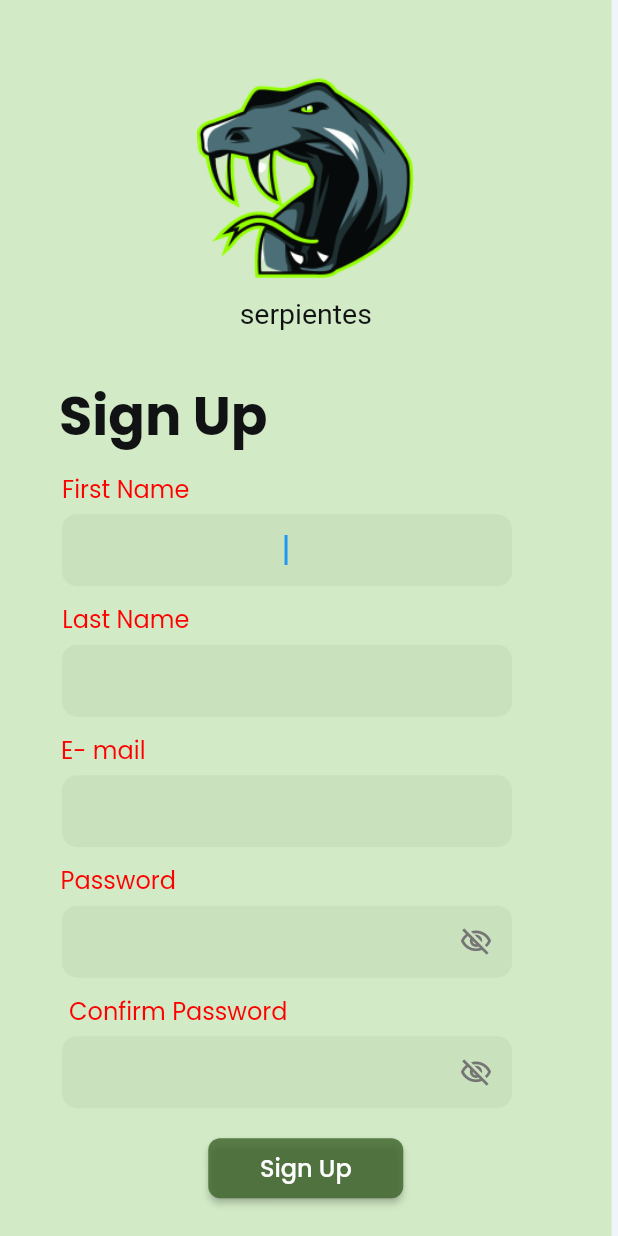
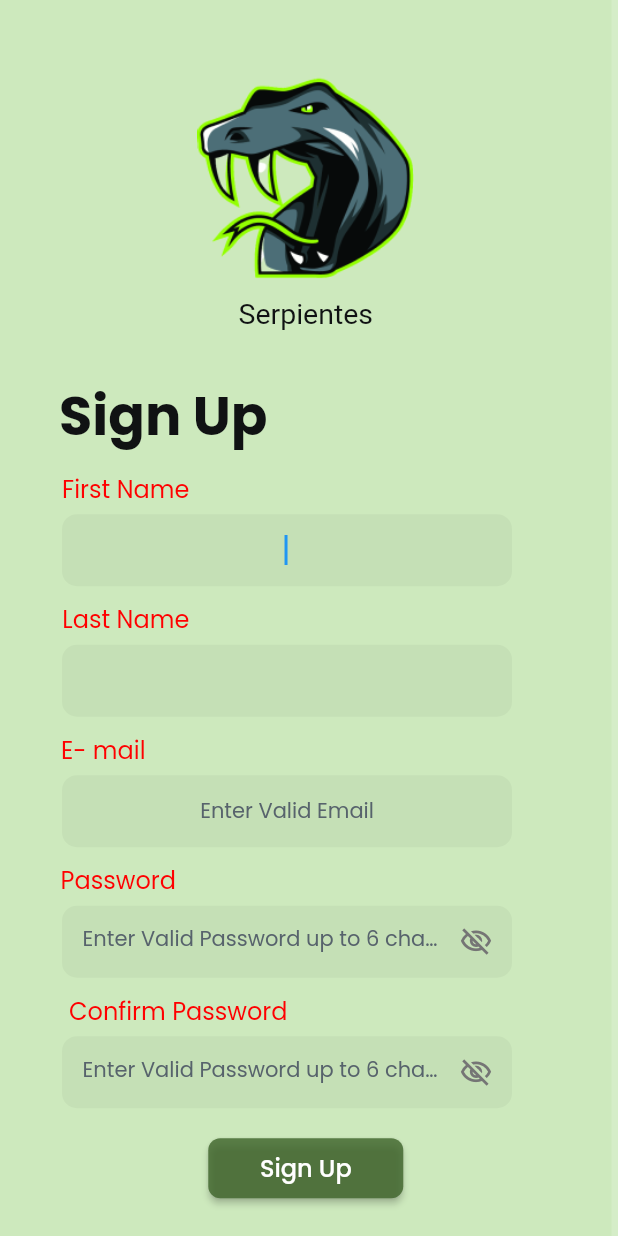
Before and after one commit to GitDarrwin/AkashDarwin_SDGP_SE_30_MindBenders, a Flutter app: the screen it shows after launch, scrolled down 30 dp, after a tap on "Sign Up", on a phone screen of 412 x 824 dp. Run offline on Flutter 3.47's test engine with Material 2 defaults, Android fonts, the phone set to English and light mode, and no system bars; drawn by our look-alikes of auto_size_text; our stand-ins replace easy_debounce, file_picker, firebase_auth, firebase_core, font_awesome_flutter, from_css_color and 8 more; missing offline and left inert: json_path, mime_type, webviewx_plus; accounts and stored records are empty; network calls fail; Roboto replaces fonts that are missing (Irish Grover).

Commit message:
90% done in UI validating

```diff
--- a/serpientes/lib/main.dart
+++ b/serpientes/lib/main.dart
@@ -70,6 +70,7 @@ class _MyAppState extends State<MyApp> {
       themeMode: _themeMode,
       routeInformationParser: _router.routeInformationParser,
       routerDelegate: _router.routerDelegate,
+      debugShowCheckedModeBanner: false,
     );
   }
 }
--- a/serpientes/lib/pages/about_us_page/about_us_page_widget.dart
+++ b/serpientes/lib/pages/about_us_page/about_us_page_widget.dart
@@ -38,7 +38,7 @@ class _AboutUsPageWidgetState extends State<AboutUsPageWidget> {
   Widget build(BuildContext context) {
     return Scaffold(
       key: scaffoldKey,
-      backgroundColor: FlutterFlowTheme.of(context).primaryBackground,
+      backgroundColor: Color(0xFF3E642A),
       body: SafeArea(
         child: GestureDetector(
           onTap: () => FocusScope.of(context).requestFocus(_unfocusNode),
--- a/serpientes/lib/pages/emergency_page/emergency_page_widget.dart
+++ b/serpientes/lib/pages/emergency_page/emergency_page_widget.dart
@@ -48,7 +48,7 @@ class _EmergencyPageWidgetState extends State<EmergencyPageWidget> {
   Widget build(BuildContext context) {
     return Scaffold(
       key: scaffoldKey,
-      backgroundColor: FlutterFlowTheme.of(context).primaryBackground,
+      backgroundColor: Color(0xFF3E642A),
       body: SafeArea(
         child: GestureDetector(
           onTap: () => FocusScope.of(context).requestFocus(_unfocusNode),
--- a/serpientes/lib/pages/home_page/home_page_widget.dart
+++ b/serpientes/lib/pages/home_page/home_page_widget.dart
@@ -34,15 +34,9 @@ class _HomePageWidgetState extends State<HomePageWidget> {
       await Future.delayed(const Duration(milliseconds: 3000));
       User? user = FirebaseAuth.instance.currentUser;
         if (user == null) {
-          Navigator.push(
-            context,
-            MaterialPageRoute(builder: (context) =>  SignInPageWidget()),
-          );
+          context.goNamed('Sign_in_page');
         } else {
-          Navigator.push(
-            context,
-            MaterialPageRoute(builder: (context) =>  MenueOptionPageWidget()),
-          );
+          context.goNamed('Menue_Option_Page');
           print("menue page");
         }
 
@@ -81,7 +75,7 @@ class _HomePageWidgetState extends State<HomePageWidget> {
                   onTap: () async {
                     await Future.delayed(const Duration(milliseconds: 5000));
 
-                    context.pushNamed('Sign_in_page');
+                    context.goNamed('Sign_in_page');
                   },
                   child: Column(
                     mainAxisSize: MainAxisSize.max,
--- a/serpientes/lib/pages/loading_page/loading_page_widget.dart
+++ b/serpientes/lib/pages/loading_page/loading_page_widget.dart
@@ -38,7 +38,7 @@ class _LoadingPageWidgetState extends State<LoadingPageWidget> {
   Widget build(BuildContext context) {
     return Scaffold(
       key: scaffoldKey,
-      backgroundColor: FlutterFlowTheme.of(context).primaryBackground,
+      backgroundColor: Color(0xFF3E642A),
       body: SafeArea(
         child: GestureDetector(
           onTap: () => FocusScope.of(context).requestFocus(_unfocusNode),
--- a/serpientes/lib/pages/m_l_page/m_l_page_widget.dart
+++ b/serpientes/lib/pages/m_l_page/m_l_page_widget.dart
@@ -38,7 +38,7 @@ class _MLPageWidgetState extends State<MLPageWidget> {
   Widget build(BuildContext context) {
     return Scaffold(
       key: scaffoldKey,
-      backgroundColor: FlutterFlowTheme.of(context).primaryBackground,
+      backgroundColor: Color(0xFF3E642A),
       body: SafeArea(
         child: GestureDetector(
           onTap: () => FocusScope.of(context).requestFocus(_unfocusNode),
--- a/serpientes/lib/pages/medical_help_page/medical_help_page_widget.dart
+++ b/serpientes/lib/pages/medical_help_page/medical_help_page_widget.dart
@@ -39,7 +39,7 @@ class _MedicalHelpPageWidgetState extends State<MedicalHelpPageWidget> {
   Widget build(BuildContext context) {
     return Scaffold(
       key: scaffoldKey,
-      backgroundColor: FlutterFlowTheme.of(context).primaryBackground,
+      backgroundColor: Color(0xFF3E642A),
       body: SafeArea(
         child: GestureDetector(
           onTap: () => FocusScope.of(context).requestFocus(_unfocusNode),
--- a/serpientes/lib/pages/sign_in_page/sign_in_page_widget.dart
+++ b/serpientes/lib/pages/sign_in_page/sign_in_page_widget.dart
@@ -1,4 +1,5 @@
 import '../../Utils/auth.dart';
+import '../sign_up_page/sign_up_page_widget.dart';
 import '/flutter_flow/flutter_flow_theme.dart';
 import '/flutter_flow/flutter_flow_util.dart';
 import '/flutter_flow/flutter_flow_widgets.dart';
@@ -50,7 +51,7 @@ class _SignInPageWidgetState extends State<SignInPageWidget> {
   Widget build(BuildContext context) {
     return Scaffold(
       key: scaffoldKey,
-      backgroundColor: FlutterFlowTheme.of(context).primaryBackground,
+      backgroundColor: Color(0xFF3E642A),
       body: SafeArea(
         child: GestureDetector(
           onTap: () => FocusScope.of(context).requestFocus(_unfocusNode),
@@ -140,6 +141,7 @@ class _SignInPageWidgetState extends State<SignInPageWidget> {
                               return null;
                             },
                             decoration: InputDecoration(
+                              hintText: "Enter Valid Email",
                               hintStyle: FlutterFlowTheme.of(context).bodyText2,
                               enabledBorder: UnderlineInputBorder(
                                 borderSide: BorderSide(
@@ -204,6 +206,7 @@ class _SignInPageWidgetState extends State<SignInPageWidget> {
                               return null;
                             },
                             decoration: InputDecoration(
+                              hintText: "Enter Valid Password up to 6 characters",
                               hintStyle: FlutterFlowTheme.of(context).bodyText2,
                               enabledBorder: UnderlineInputBorder(
                                 borderSide: BorderSide(
@@ -305,13 +308,13 @@ class _SignInPageWidgetState extends State<SignInPageWidget> {
                       ),
                       Padding(
                         padding:
-                            EdgeInsetsDirectional.fromSTEB(0.0, 10.0, 0.0, 0.0),
+                            EdgeInsetsDirectional.fromSTEB(0.0, 30.0, 0.0, 0.0),
                         child: InkWell(
                           onTap: () async {
-                            if (Navigator.of(context).canPop()) {
-                              context.pop();
-                            }
-                            context.pushNamed('Sign_Up_Page');
+                            Navigator.push(
+                              context,
+                              MaterialPageRoute(builder: (context) =>  SignUpPageWidget()),
+                            );
                           },
                           child: Text(
                             'Sign Up',
@@ -319,7 +322,7 @@ class _SignInPageWidgetState extends State<SignInPageWidget> {
                                 FlutterFlowTheme.of(context).bodyText1.override(
                                       fontFamily: 'Poppins',
                                       color: Color(0xFFFF0000),
-                                      fontSize: 12.0,
+                                      fontSize: 16.0,
                                     ),
                           ),
                         ),
@@ -373,8 +376,7 @@ class _SignInPageWidgetState extends State<SignInPageWidget> {
     setState(() {
       _loading = false;
     });
-
-    context.pushNamed('Menue_Option_Page');
+    context.goNamed('Menue_Option_Page');
 
   }
 }
--- a/serpientes/lib/pages/sign_up_page/sign_up_page_widget.dart
+++ b/serpientes/lib/pages/sign_up_page/sign_up_page_widget.dart
@@ -1,3 +1,4 @@
+import '../../Utils/auth.dart';
 import '/flutter_flow/flutter_flow_autocomplete_options_list.dart';
 import '/flutter_flow/flutter_flow_theme.dart';
 import '/flutter_flow/flutter_flow_util.dart';
@@ -20,6 +21,14 @@ class _SignUpPageWidgetState extends State<SignUpPageWidget> {
 
   final scaffoldKey = GlobalKey<ScaffoldState>();
   final _unfocusNode = FocusNode();
+
+  final bool _isLogin = true;
+  bool _loading = false;
+  final _formkey = GlobalKey<FormState>();
+  final TextEditingController _emailController = TextEditingController();
+  final TextEditingController _passwordController = TextEditingController();
+  final TextEditingController _comfirmpasswordController = TextEditingController();
+
 
   @override
   void initState() {
@@ -45,7 +54,7 @@ class _SignUpPageWidgetState extends State<SignUpPageWidget> {
   Widget build(BuildContext context) {
     return Scaffold(
       key: scaffoldKey,
-      backgroundColor: FlutterFlowTheme.of(context).primaryBackground,
+      backgroundColor: Color(0xBACDCBE8BA),
       body: SafeArea(
         child: GestureDetector(
           onTap: () => FocusScope.of(context).requestFocus(_unfocusNode),
@@ -76,7 +85,7 @@ class _SignUpPageWidgetState extends State<SignUpPageWidget> {
                         padding:
                             EdgeInsetsDirectional.fromSTEB(0.0, 10.0, 0.0, 0.0),
                         child: Text(
-                          'serpientes',
+                          'Serpientes',
                           style: FlutterFlowTheme.of(context).bodyText1.override(
                                 fontFamily: 'Irish Grover',
                                 fontSize: 19.0,
@@ -282,13 +291,15 @@ class _SignUpPageWidgetState extends State<SignUpPageWidget> {
                             ) {
                               _model.textController3 = textEditingController;
                               return TextFormField(
+
                                 key: _model.textFieldKey3,
-                                controller: textEditingController,
+                                controller: _emailController,
                                 focusNode: focusNode,
                                 onEditingComplete: onEditingComplete,
                                 autofocus: true,
                                 obscureText: false,
                                 decoration: InputDecoration(
+                                  hintText: "Enter Valid Email",
                                   hintStyle:
                                       FlutterFlowTheme.of(context).bodyText2,
                                   enabledBorder: UnderlineInputBorder(
@@ -352,10 +363,11 @@ class _SignUpPageWidgetState extends State<SignUpPageWidget> {
                         child: Container(
                           width: 300.0,
                           child: TextFormField(
-                            controller: _model.textController4,
+                            controller: _passwordController,
                             autofocus: true,
                             obscureText: !_model.passwordVisibility1,
                             decoration: InputDecoration(
+                              hintText: "Enter Valid Password up to 6 characters",
                               hintStyle: FlutterFlowTheme.of(context).bodyText2,
                               enabledBorder: UnderlineInputBorder(
                                 borderSide: BorderSide(
@@ -429,10 +441,11 @@ class _SignUpPageWidgetState extends State<SignUpPageWidget> {
                         child: Container(
                           width: 300.0,
                           child: TextFormField(
-                            controller: _model.textController5,
+                            controller: _comfirmpasswordController,
                             autofocus: true,
                             obscureText: !_model.passwordVisibility2,
                             decoration: InputDecoration(
+                              hintText: "Enter Valid Password up to 6 characters",
                               hintStyle: FlutterFlowTheme.of(context).bodyText2,
                               enabledBorder: UnderlineInputBorder(
                                 borderSide: BorderSide(
@@ -483,6 +496,7 @@ class _SignUpPageWidgetState extends State<SignUpPageWidget> {
                                       fontFamily: 'Poppins',
                                       fontSize: 14.0,
                                     ),
+                            textAlign: TextAlign.center,
                             validator: _model.textController5Validator
                                 .asValidator(context),
                           ),
@@ -492,9 +506,7 @@ class _SignUpPageWidgetState extends State<SignUpPageWidget> {
                         padding:
                             EdgeInsetsDirectional.fromSTEB(0.0, 20.0, 0.0, 0.0),
                         child: FFButtonWidget(
-                          onPressed: () async {
-                            context.pushNamed('Menue_Option_Page');
-                          },
+                          onPressed: () => handleSubmit(),
                           text: 'Sign Up',
                           options: FFButtonOptions(
                             width: 130.0,
@@ -527,4 +539,25 @@ class _SignUpPageWidgetState extends State<SignUpPageWidget> {
       ),
     );
   }
+
+  handleSubmit() async{
+    final email = _emailController.value.text;
+    final password = _passwordController.value.text;
+    final compassword = _comfirmpasswordController.value.text;
+
+    if((password.length>6) & (password==compassword)){
+      setState(() {
+        _loading = true;
+      });
+
+      //Checking if is login or register
+      await Auth().registerWithEmailAndPassword(email, password);
+
+      setState(() {
+        _loading = false;
+      });
+
+      context.goNamed('Menue_Option_Page');
+    }
+  }
 }
```
Also changed, not shown: serpientes/lib/pages/menue_option_page/menue_option_page_widget.dart (+5 -9 lines), serpientes/package-lock.json (added).
